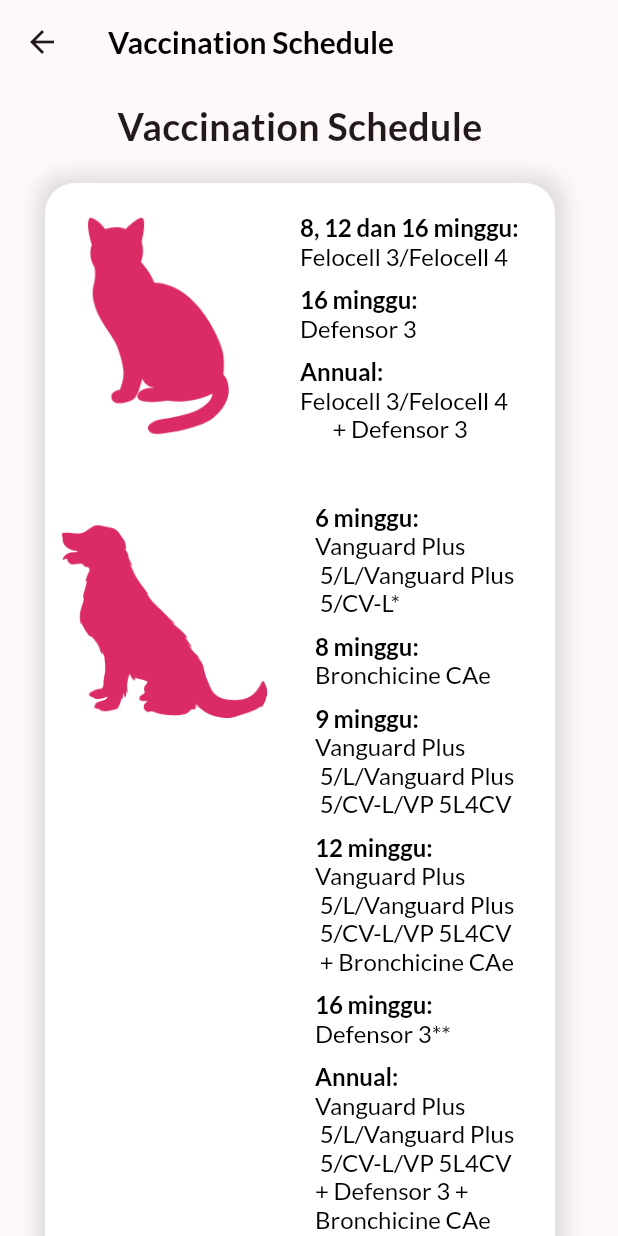
After one commit to Tiarasekarsini/067_AloAnimal, a Flutter app: the Informasi3 screen opened directly, on a phone screen of 412 x 824 dp. The commit adds this screen. Run offline on Flutter 3.47's test engine with Material 2 defaults, Android fonts, the light colour scheme and no system bars; our stand-ins replace cloud_firestore, firebase_auth, firebase_core, fluttertoast, google_fonts, smooth_page_indicator; accounts and stored records are empty.

Commit message:
create view information for user (pawrents) and navigation from about animal to informasi3 page

```diff
--- a/lib/view/aboutanimal/aboutanimal.dart
+++ b/lib/view/aboutanimal/aboutanimal.dart
@@ -1,5 +1,6 @@
 import 'package:aloanimal/view/aboutanimal/informasi_1.dart';
 import 'package:aloanimal/view/aboutanimal/informasi_2.dart';
+import 'package:aloanimal/view/aboutanimal/informasi_3.dart';
 import 'package:flutter/material.dart';
 import 'package:google_fonts/google_fonts.dart';
 
@@ -161,7 +162,13 @@
                         Align(
                           alignment: Alignment.bottomRight,
                           child: IconButton(
-                            onPressed: () {},
+                            onPressed: () {
+                              Navigator.push(
+                                  context,
+                                  MaterialPageRoute(
+                                      builder: (context) =>
+                                          const Informasi3()));
+                            },
                             icon: const Icon(Icons.navigate_next_rounded),
                             iconSize: 45,
                           ),
--- /dev/null
+++ b/lib/view/aboutanimal/informasi_3.dart
@@ -0,0 +1,385 @@
+import 'package:flutter/material.dart';
+import 'package:google_fonts/google_fonts.dart';
+
+class Informasi3 extends StatelessWidget {
+  const Informasi3({super.key});
+
+  @override
+  Widget build(BuildContext context) {
+    return Scaffold(
+        appBar: AppBar(
+          title: const Text('Vaccination Schedule'),
+          titleTextStyle: GoogleFonts.lato(
+            fontSize: 20,
+            fontWeight: FontWeight.bold,
+            color: Colors.black,
+          ),
+        ),
+        body: SingleChildScrollView(
+          child: SafeArea(
+            child: Column(
+              children: [
+                const SizedBox(height: 10),
+                Text(
+                  'Vaccination Schedule',
+                  style: GoogleFonts.lato(
+                    fontSize: 25,
+                    fontWeight: FontWeight.bold,
+                  ),
+                ),
+                Container(
+                  margin: const EdgeInsets.only(left: 30, right: 30, top: 20),
+                  decoration: BoxDecoration(
+                    color: Colors.white,
+                    borderRadius: BorderRadius.circular(20),
+                    boxShadow: [
+                      BoxShadow(
+                        spreadRadius: 7,
+                        blurRadius: 10,
+                        offset: const Offset(1, 1),
+                        color: Colors.grey.withOpacity(0.3),
+                      ),
+                    ],
+                  ),
+                  padding: const EdgeInsets.only(top: 20),
+                  height: 850,
+                  width: 340,
+                  child: Column(
+                    children: [
+                      Row(
+                        crossAxisAlignment: CrossAxisAlignment.start,
+                        children: [
+                          Image.asset(
+                            'assets/images/cat.png',
+                            width: 150,
+                            height: 150,
+                          ),
+                          SizedBox(width: 20),
+                          Container(
+                            child: Column(
+                              crossAxisAlignment: CrossAxisAlignment.start,
+                              children: [
+                                RichText(
+                                  textAlign: TextAlign.justify,
+                                  text: TextSpan(
+                                    style: GoogleFonts.lato(
+                                      fontSize: 16,
+                                      fontWeight: FontWeight.bold,
+                                      color: Colors.black,
+                                    ),
+                                    children: [
+                                      TextSpan(
+                                        text: '8, 12 dan 16 minggu: ',
+                                      ),
+                                    ],
+                                  ),
+                                ),
+                                RichText(
+                                  textAlign: TextAlign.justify,
+                                  text: TextSpan(
+                                    style: GoogleFonts.lato(
+                                      fontSize: 16,
+                                      color: Colors.black,
+                                    ),
+                                    children: [
+                                      TextSpan(
+                                        text: 'Felocell 3/Felocell 4',
+                                      ),
+                                    ],
+                                  ),
+                                ),
+                                const SizedBox(height: 10),
+                                RichText(
+                                  textAlign: TextAlign.justify,
+                                  text: TextSpan(
+                                    style: GoogleFonts.lato(
+                                      fontSize: 16,
+                                      fontWeight: FontWeight.bold,
+                                      color: Colors.black,
+                                    ),
+                                    children: [
+                                      TextSpan(
+                                        text: '16 minggu: ',
+                                      ),
+                                    ],
+                                  ),
+                                ),
+                                RichText(
+                                  textAlign: TextAlign.justify,
+                                  text: TextSpan(
+                                    style: GoogleFonts.lato(
+                                      fontSize: 16,
+                                      color: Colors.black,
+                                    ),
+                                    children: [
+                                      TextSpan(
+                                        text: 'Defensor 3',
+                                      ),
+                                    ],
+                                  ),
+                                ),
+                                const SizedBox(height: 10),
+                                RichText(
+                                  textAlign: TextAlign.justify,
+                                  text: TextSpan(
+                                    style: GoogleFonts.lato(
+                                      fontSize: 16,
+                                      fontWeight: FontWeight.bold,
+                                      color: Colors.black,
+                                    ),
+                                    children: [
+                                      TextSpan(
+                                        text: 'Annual: ',
+                                      ),
+                                    ],
+                                  ),
+                                ),
+                                RichText(
+                                  textAlign: TextAlign.justify,
+                                  text: TextSpan(
+                                    style: GoogleFonts.lato(
+                                      fontSize: 16,
+                                      color: Colors.black,
+                                    ),
+                                    children: [
+                                      TextSpan(
+                                        text:
+                                            'Felocell 3/Felocell 4\n       + Defensor 3',
+                                      ),
+                                    ],
+                                  ),
+                                ),
+                                const SizedBox(height: 20),
+                              ],
+                            ),
+                          ),
+                        ],
+                      ),
+                      const SizedBox(
+                        height: 20,
+                      ),
+                      Row(
+                        crossAxisAlignment: CrossAxisAlignment.start,
+                        children: [
+                          Image.asset(
+                            'assets/images/dog.png',
+                            width: 160,
+                            height: 150,
+                          ),
+                          const SizedBox(width: 20),
+                          Container(
+                            child: Column(
+                              crossAxisAlignment: CrossAxisAlignment.start,
+                              children: [
+                                RichText(
+                                  textAlign: TextAlign.justify,
+                                  text: TextSpan(
+                                    style: GoogleFonts.lato(
+                                      fontSize: 16,
+                                      fontWeight: FontWeight.bold,
+                                      color: Colors.black,
+                                    ),
+                                    children: [
+                                      TextSpan(
+                                        text: '6 minggu: ',
+                                      ),
+                                    ],
+                                  ),
+                                ),
+                                RichText(
+                                  textAlign: TextAlign.justify,
+                                  text: TextSpan(
+                                    style: GoogleFonts.lato(
+                                      fontSize: 16,
+                                      color: Colors.black,
+                                    ),
+                                    children: [
+                                      TextSpan(
+                                        text:
+                                            'Vanguard Plus\n 5/L/Vanguard Plus\n 5/CV-L*',
+                                      ),
+                                    ],
+                                  ),
+                                ),
+                                const SizedBox(height: 10),
+                                RichText(
+                                  textAlign: TextAlign.justify,
+                                  text: TextSpan(
+                                    style: GoogleFonts.lato(
+                                      fontSize: 16,
+                                      fontWeight: FontWeight.bold,
+                                      color: Colors.black,
+                                    ),
+                                    children: [
+                                      TextSpan(
+                                        text: '8 minggu: ',
+                                      ),
+                                    ],
+                                  ),
+                                ),
+                                RichText(
+                                  textAlign: TextAlign.justify,
+                                  text: TextSpan(
+                                    style: GoogleFonts.lato(
+                                      fontSize: 16,
+                                      color: Colors.black,
+                                    ),
+                                    children: [
+                                      TextSpan(
+                                        text: 'Bronchicine CAe',
+                                      ),
+                                    ],
+                                  ),
+                                ),
+                                const SizedBox(height: 10),
+                                RichText(
+                                  textAlign: TextAlign.justify,
+                                  text: TextSpan(
+                                    style: GoogleFonts.lato(
+                                      fontSize: 16,
+                                      fontWeight: FontWeight.bold,
+                                      color: Colors.black,
+                                    ),
+                                    children: [
+                                      TextSpan(
+                                        text: '9 minggu: ',
+                                      ),
+                                    ],
+                                  ),
+                                ),
+                                RichText(
+                                  textAlign: TextAlign.justify,
+                                  text: TextSpan(
+                                    style: GoogleFonts.lato(
+                                      fontSize: 16,
+                                      color: Colors.black,
+                                    ),
+                                    children: [
+                                      TextSpan(
+                                        text:
+                                            'Vanguard Plus\n 5/L/Vanguard Plus\n 5/CV-L/VP 5L4CV',
+                                      ),
+                                    ],
+                                  ),
+                                ),
+                                const SizedBox(height: 10),
+                                RichText(
+                                  textAlign: TextAlign.justify,
+                                  text: TextSpan(
+                                    style: GoogleFonts.lato(
+                                      fontSize: 16,
+                                      fontWeight: FontWeight.bold,
+                                      color: Colors.black,
+                                    ),
+                                    children: [
+                                      TextSpan(
+                                        text: '12 minggu: ',
+                                      ),
+                                    ],
+                                  ),
+                                ),
+                                RichText(
+                                  textAlign: TextAlign.justify,
+                                  text: TextSpan(
+                                    style: GoogleFonts.lato(
+                                      fontSize: 16,
+                                      color: Colors.black,
+                                    ),
+                                    children: [
+                                      TextSpan(
+                                        text:
+                                            'Vanguard Plus\n 5/L/Vanguard Plus\n 5/CV-L/VP 5L4CV\n + Bronchicine CAe',
+                                      ),
+                                    ],
+                                  ),
+                                ),
+                                const SizedBox(height: 10),
+                                RichText(
+                                  textAlign: TextAlign.justify,
+                                  text: TextSpan(
+                                    style: GoogleFonts.lato(
+                                      fontSize: 16,
+                                      fontWeight: FontWeight.bold,
+                                      color: Colors.black,
+                                    ),
+                                    children: [
+                                      TextSpan(
+                                        text: '16 minggu: ',
+                                      ),
+                                    ],
+                                  ),
+                                ),
+                                RichText(
+                                  textAlign: TextAlign.justify,
+                                  text: TextSpan(
+                                    style: GoogleFonts.lato(
+                                      fontSize: 16,
+                                      color: Colors.black,
+                                    ),
+                                    children: [
+                                      TextSpan(
+                                        text: 'Defensor 3**',
+                                      ),
+                                    ],
+                                  ),
+                                ),
+                                const SizedBox(height: 10),
+                                RichText(
+                                  textAlign: TextAlign.justify,
+                                  text: TextSpan(
+                                    style: GoogleFonts.lato(
+                                      fontSize: 16,
+                                      fontWeight: FontWeight.bold,
+                                      color: Colors.black,
+                                    ),
+                                    children: [
+                                      TextSpan(
+                                        text: 'Annual: ',
+                                      ),
+                                    ],
+                                  ),
+                                ),
+                                RichText(
+                                  textAlign: TextAlign.justify,
+                                  text: TextSpan(
+                                    style: GoogleFonts.lato(
+                                      fontSize: 16,
+                                      color: Colors.black,
+                                    ),
+                                    children: [
+                                      TextSpan(
+                                        text:
+                                            'Vanguard Plus\n 5/L/Vanguard Plus\n 5/CV-L/VP 5L4CV\n+ Defensor 3 + \nBronchicine CAe',
+                                      ),
+                                    ],
+                                  ),
+                                ),
+                              ],
+                            ),
+                          ),
+                        ],
+                      ),
+                      const SizedBox(height: 50),
+                      Container(
+                        margin: const EdgeInsets.only(right: 20, left: 20),
+                        child: Row(
+                          children: [
+                            Text(
+                              '*Vaksinasi disesuaikan dengan gaya hidup\nhewan \n**Vaksinasi Defensor 3 aman digunakan\n sejak umur 12 minggu',
+                              style: GoogleFonts.lato(
+                                  fontSize: 14,
+                                  fontWeight: FontWeight.bold,
+                                  color: Colors.pinkAccent),
+                            ),
+                          ],
+                        ),
+                      )
+                    ],
+                  ),
+                ),
+              ],
+            ),
+          ),
+        ));
+  }
+}
```
Also changed, not shown: assets/images/cat.png (added), assets/images/dog.png (added).
